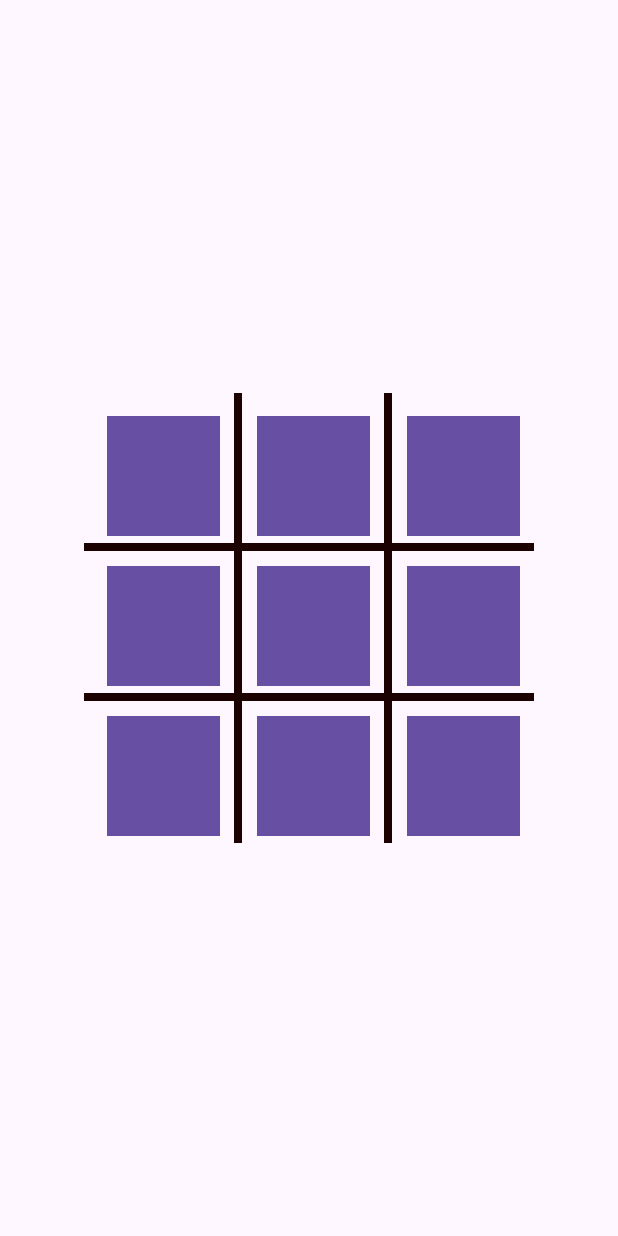
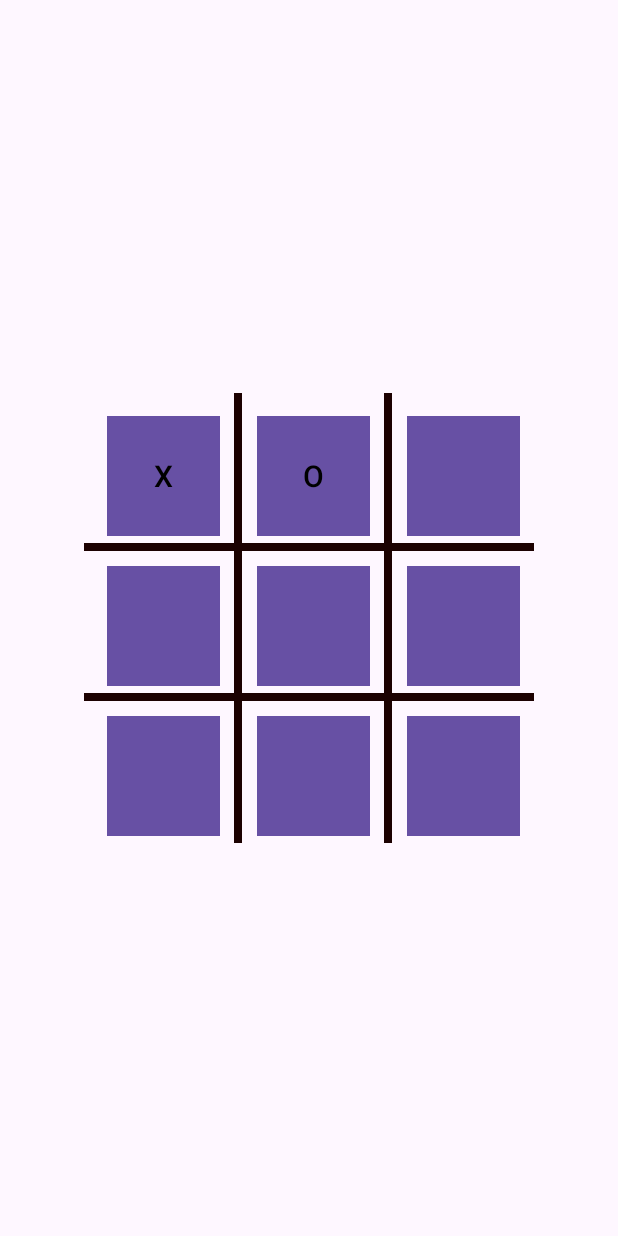
Before and after one commit to DevDib/TicTacToe, an Android app: the screen it shows after launch (MainActivity), after a tap on an icon or button, on a phone screen of 412 x 824 dp. Run offline under Robolectric (Android 15) with nearby library versions, the phone set to English and light mode, and no system bars; 2 other taps on this screen came first.

Commit message:
1st phase coplete
1. current button press identified
2. on press alternatively X and O set
3. checked if any combination matched
4. on matched winner declared
5. game reset

```diff
--- a/app/src/main/java/com/example/tictactoe/MainActivity.java
+++ b/app/src/main/java/com/example/tictactoe/MainActivity.java
@@ -3,12 +3,110 @@ package com.example.tictactoe;
 import androidx.appcompat.app.AppCompatActivity;
 
 import android.os.Bundle;
+import android.view.View;
+import android.widget.Button;
+import android.widget.Toast;
 
 public class MainActivity extends AppCompatActivity {
+    //button referance
+    Button btn11, btn12, btn13, btn21, btn22, btn23, btn31, btn32, btn33;
+    // To store btn value into a string
+    String btn1, btn2, btn3, btn4, btn5, btn6, btn7, btn8, btn9;
+    // to check even odd button press
+    int flag = 0;
+    //
+    int count = 0;
 
     @Override
     protected void onCreate(Bundle savedInstanceState) {
         super.onCreate(savedInstanceState);
         setContentView(R.layout.activity_main);
+
+        btn11 = findViewById(R.id.btn11);
+        btn12 = findViewById(R.id.btn12);
+        btn13 = findViewById(R.id.btn13);
+        btn21 = findViewById(R.id.btn21);
+        btn22 = findViewById(R.id.btn22);
+        btn23 = findViewById(R.id.btn23);
+        btn31 = findViewById(R.id.btn31);
+        btn32 = findViewById(R.id.btn32);
+        btn33 = findViewById(R.id.btn33);
+
+    }
+
+    public void checkAction(View view) {
+        Button currentButton = (Button) view;
+
+        if (currentButton.getText().toString().equals("")) {
+            count++;
+            if (flag == 0) {
+                currentButton.setText("X");
+                flag = 1;
+            } else {
+                currentButton.setText("O");
+                flag = 0;
+            }
+        }
+
+        //getting value of buttons
+        btn1 = btn11.getText().toString();
+        btn2 = btn12.getText().toString();
+        btn3 = btn13.getText().toString();
+        btn4 = btn21.getText().toString();
+        btn5 = btn22.getText().toString();
+        btn6 = btn23.getText().toString();
+        btn7 = btn31.getText().toString();
+        btn8 = btn32.getText().toString();
+        btn9 = btn33.getText().toString();
+
+        if (count > 4) {
+            // Horizontal check
+            if (btn1.equals(btn2) && btn2.equals(btn3) && !btn1.equals("")) {
+                Toast.makeText(this, btn1 + " is winner", Toast.LENGTH_SHORT).show();
+                restartGame();
+            } else if (btn4.equals(btn5) && btn5.equals(btn6) && !btn1.equals("")) {
+                Toast.makeText(this, btn4 + " is winner", Toast.LENGTH_SHORT).show();
+                restartGame();
+            } else if (btn7.equals(btn8) && btn8.equals(btn9) && !btn7.equals("")) {
+                Toast.makeText(this, btn7 + " is winner", Toast.LENGTH_SHORT).show();
+                restartGame();
+            }
+            // Vertical check
+            else if (btn1.equals(btn4) && btn4.equals(btn7) && !btn1.equals("")) {
+                Toast.makeText(this, btn1 + " is winner", Toast.LENGTH_SHORT).show();
+                restartGame();
+            } else if (btn2.equals(btn5) && btn5.equals(btn8) && !btn2.equals("")) {
+                Toast.makeText(this, btn2 + " is winner", Toast.LENGTH_SHORT).show();
+                restartGame();
+            } else if (btn3.equals(btn6) && btn6.equals(btn9) && !btn3.equals("")) {
+                Toast.makeText(this, btn3 + " is winner", Toast.LENGTH_SHORT).show();
+                restartGame();
+            }
+            // Diagonal check
+            else if (btn1.equals(btn5) && btn5.equals(btn9) && !btn1.equals("")) {
+                Toast.makeText(this, btn1 + " is winner", Toast.LENGTH_SHORT).show();
+                restartGame();
+            } else if (btn3.equals(btn5) && btn5.equals(btn7) && !btn3.equals("")) {
+                Toast.makeText(this, btn3 + " is winner", Toast.LENGTH_SHORT).show();
+                restartGame();
+            } else if (count == 9) {
+                Toast.makeText(this, "Match is draw", Toast.LENGTH_SHORT).show();
+                restartGame();
+            }
+        }
+    }
+
+    private void restartGame() {
+        btn11.setText("");
+        btn12.setText("");
+        btn13.setText("");
+        btn21.setText("");
+        btn22.setText("");
+        btn23.setText("");
+        btn31.setText("");
+        btn32.setText("");
+        btn33.setText("");
+        flag = 0;
+        count = 0;
     }
 }
```
